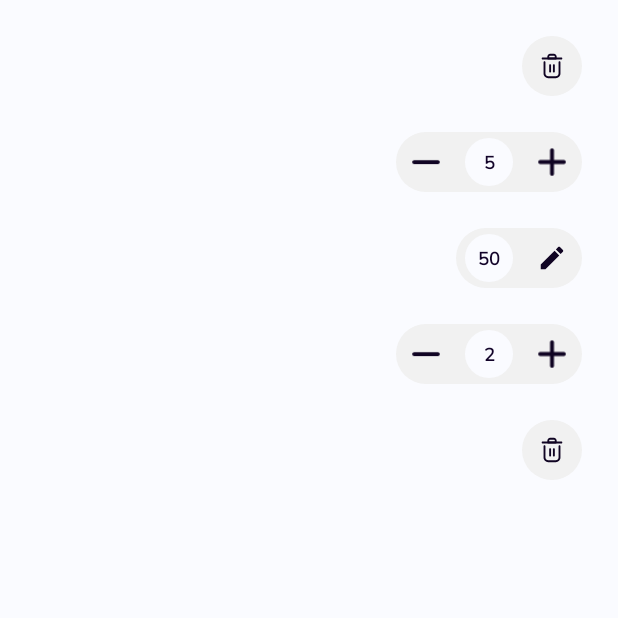
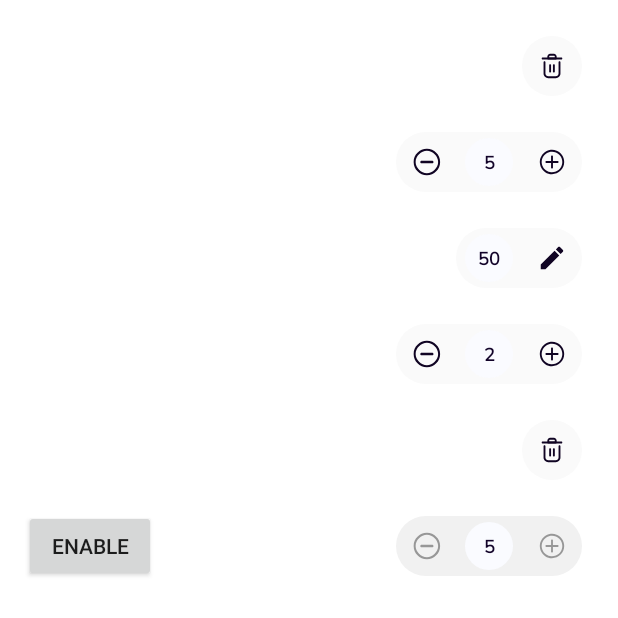
Before and after one commit to AfoxPlus/app-android-uikit, an Android app: the QuantityButtonActivity screen opened directly, with no data from a screen before it, on a phone screen of 412 x 824 dp, the top half of it. Run offline under Robolectric (Android 15) with nearby library versions, the phone set to English and light mode, and no system bars; our stand-ins replace Dagger/Hilt's generated code.

Commit message:
Add enable and disable to QuantityButton class

```diff
--- a/demo/src/main/java/com/afoxplus/uikit/demo/components/quantitybutton/QuantityButtonActivity.kt
+++ b/demo/src/main/java/com/afoxplus/uikit/demo/components/quantitybutton/QuantityButtonActivity.kt
@@ -45,8 +45,14 @@ class QuantityButtonActivity : AppCompatActivity() {
             println("Here on delete action listener")
         }
 
+        binding.quantityButtonEnableAction.setOnClickListener {
+            binding.quantityButtonEnableType.isEnable = !binding.quantityButtonEnableType.isEnable
+            binding.quantityButtonEnableAction.text = if (binding.quantityButtonEnableType.isEnable) "Disable" else "Enable"
+        }
+
         binding.quantityButtonDynamicQuantity.value = 2
 
         binding.quantityButtonDynamicType.buttonType = ButtonType.DELETE
+
     }
 }
--- a/demo/src/main/res/layout/activity_quantity_button.xml
+++ b/demo/src/main/res/layout/activity_quantity_button.xml
@@ -4,6 +4,7 @@
     xmlns:tools="http://schemas.android.com/tools"
     android:layout_width="match_parent"
     android:layout_height="match_parent"
+    android:background="@color/white"
     tools:context=".components.quantitybutton.QuantityButtonActivity">
 
     <com.afoxplus.uikit.customview.quantitybutton.QuantityButton
@@ -57,4 +58,25 @@
         app:layout_constraintEnd_toEndOf="parent"
         app:layout_constraintTop_toBottomOf="@id/quantityButtonDynamicQuantity"
         app:value="5" />
+
+    <com.afoxplus.uikit.customview.quantitybutton.QuantityButton
+        android:id="@+id/quantityButtonEnableType"
+        android:layout_width="wrap_content"
+        android:layout_height="wrap_content"
+        android:layout_marginTop="24dp"
+        android:layout_marginEnd="24dp"
+        app:isEnable="false"
+        app:layout_constraintEnd_toEndOf="parent"
+        app:layout_constraintTop_toBottomOf="@id/quantityButtonDynamicType"
+        app:value="5" />
+
+    <androidx.appcompat.widget.AppCompatButton
+        android:id="@+id/quantityButtonEnableAction"
+        android:layout_width="wrap_content"
+        android:layout_height="wrap_content"
+        android:layout_marginStart="@dimen/dp16"
+        android:text="Enable"
+        app:layout_constraintBottom_toBottomOf="@id/quantityButtonEnableType"
+        app:layout_constraintStart_toStartOf="parent"
+        app:layout_constraintTop_toTopOf="@id/quantityButtonEnableType" />
 </androidx.constraintlayout.widget.ConstraintLayout>
--- a/module/src/main/java/com/afoxplus/uikit/customview/quantitybutton/QuantityButton.kt
+++ b/module/src/main/java/com/afoxplus/uikit/customview/quantitybutton/QuantityButton.kt
@@ -37,6 +37,11 @@ class QuantityButton @JvmOverloads constructor(
     var onValueChangeListener: (Int) -> Unit = {}
     var onEditActionListener: () -> Unit = {}
     var onDeleteActionListener: () -> Unit = {}
+    var isEnable = true
+        set(value) {
+            field = value
+            configEnableButton()
+        }
 
     init {
         loadAttributes()
@@ -50,6 +55,7 @@ class QuantityButton @JvmOverloads constructor(
                 this.getInt(R.styleable.QuantityButton_buttonType, ButtonType.QUANTITY.code)
             )
             value = this.getInt(R.styleable.QuantityButton_value, 0)
+            isEnable = this.getBoolean(R.styleable.QuantityButton_isEnable, true)
         }.recycle()
     }
 
@@ -110,6 +116,23 @@ class QuantityButton @JvmOverloads constructor(
         binding.buttonActionLeft.visibility = View.GONE
     }
 
+    private fun configEnableButton() {
+        binding.buttonActionRight.apply {
+            isClickable = isEnable
+            isEnabled = isEnable
+        }
+
+        binding.buttonActionLeft.apply {
+            isClickable = isEnable
+            isEnabled = isEnable
+        }
+
+        binding.buttonActionContainer.apply {
+            isClickable = isEnable
+            isEnabled = isEnable
+        }
+    }
+
     private fun onLeftAction() {
         decreaseValue()
         displayValue()
--- /dev/null
+++ b/module/src/main/res/drawable/bg_button_action_enable.xml
@@ -0,0 +1,6 @@
+<?xml version="1.0" encoding="utf-8"?>
+<shape xmlns:android="http://schemas.android.com/apk/res/android"
+    android:shape="rectangle">
+    <corners android:radius="20dp" />
+    <solid android:color="#FAFAFA"/>
+</shape>
--- /dev/null
+++ b/module/src/main/res/drawable/bg_uikit_quantity_button.xml
@@ -0,0 +1,7 @@
+<?xml version="1.0" encoding="utf-8"?>
+<selector xmlns:android="http://schemas.android.com/apk/res/android">
+    <item android:drawable="@drawable/bg_button_action_enable" android:state_enabled="true" />
+    <item android:drawable="@drawable/bg_button_action_disable" android:state_enabled="false" />
+    <!-- default state-->
+    <item android:drawable="@drawable/bg_button_action_enable" />
+</selector>
--- a/module/src/main/res/drawable/ic_minus.xml
+++ b/module/src/main/res/drawable/ic_minus.xml
@@ -1,12 +1,7 @@
-<vector xmlns:android="http://schemas.android.com/apk/res/android"
-    android:width="19dp"
-    android:height="4dp"
-    android:viewportWidth="19"
-    android:viewportHeight="4">
-  <path
-      android:pathData="M2,2H17"
-      android:strokeWidth="2.5"
-      android:fillColor="#00000000"
-      android:strokeColor="#100423"
-      android:strokeLineCap="round"/>
-</vector>
+<?xml version="1.0" encoding="utf-8"?>
+<selector xmlns:android="http://schemas.android.com/apk/res/android">
+    <item android:drawable="@drawable/ic_minus_enable" android:state_enabled="true" />
+    <item android:drawable="@drawable/ic_minus_disable" android:state_enabled="false" />
+    <!-- default state-->
+    <item android:drawable="@drawable/ic_minus_enable" />
+</selector>
--- /dev/null
+++ b/module/src/main/res/drawable/ic_minus_disable.xml
@@ -0,0 +1,13 @@
+<vector xmlns:android="http://schemas.android.com/apk/res/android" xmlns:aapt="http://schemas.android.com/aapt"
+    android:viewportWidth="24"
+    android:viewportHeight="24"
+    android:width="24dp"
+    android:height="24dp">
+  <group>
+    <clip-path
+        android:pathData="M0 0H24V24H0V0Z" />
+    <path
+        android:pathData="M8.47062 10.9413C7.88584 10.9413 7.41179 11.4153 7.41179 12.0001C7.41179 12.5849 7.88584 13.0589 8.47062 13.0589H16.9412C17.526 13.0589 18 12.5849 18 12.0001C18 11.4153 17.526 10.9413 16.9412 10.9413H8.47062ZM12.7059 1.41187C6.85591 1.41187 2.11768 6.1501 2.11768 12.0001C2.11768 17.8501 6.85591 22.5883 12.7059 22.5883C18.5559 22.5883 23.2941 17.8501 23.2941 12.0001C23.2941 6.1501 18.5559 1.41187 12.7059 1.41187ZM12.7059 21.0001C8.0365 21.0001 3.70591 16.6695 3.70591 12.0001C3.70591 7.33069 8.0365 3.0001 12.7059 3.0001C17.3753 3.0001 21.7059 7.33069 21.7059 12.0001C21.7059 16.6695 17.3753 21.0001 12.7059 21.0001Z"
+        android:fillColor="#979797" />
+  </group>
+</vector>
--- /dev/null
+++ b/module/src/main/res/drawable/ic_minus_enable.xml
@@ -0,0 +1,13 @@
+<vector xmlns:android="http://schemas.android.com/apk/res/android" xmlns:aapt="http://schemas.android.com/aapt"
+    android:viewportWidth="24"
+    android:viewportHeight="24"
+    android:width="24dp"
+    android:height="24dp">
+  <group>
+    <clip-path
+        android:pathData="M0 0H24V24H0V0Z" />
+    <path
+        android:pathData="M8.47062 10.9413C7.88584 10.9413 7.41179 11.4153 7.41179 12.0001C7.41179 12.5849 7.88584 13.0589 8.47062 13.0589H16.9412C17.526 13.0589 18 12.5849 18 12.0001C18 11.4153 17.526 10.9413 16.9412 10.9413H8.47062ZM12.7059 1.41187C6.85591 1.41187 2.11768 6.1501 2.11768 12.0001C2.11768 17.8501 6.85591 22.5883 12.7059 22.5883C18.5559 22.5883 23.2941 17.8501 23.2941 12.0001C23.2941 6.1501 18.5559 1.41187 12.7059 1.41187ZM12.7059 21.0001C8.0365 21.0001 3.70591 16.6695 3.70591 12.0001C3.70591 7.33069 8.0365 3.0001 12.7059 3.0001C17.3753 3.0001 21.7059 7.33069 21.7059 12.0001C21.7059 16.6695 17.3753 21.0001 12.7059 21.0001Z"
+        android:fillColor="#100423" />
+  </group>
+</vector>
--- a/module/src/main/res/drawable/ic_plus.xml
+++ b/module/src/main/res/drawable/ic_plus.xml
@@ -1,12 +1,7 @@
-<vector xmlns:android="http://schemas.android.com/apk/res/android"
-    android:width="19dp"
-    android:height="19dp"
-    android:viewportWidth="19"
-    android:viewportHeight="19">
-  <path
-      android:pathData="M2,9.5H17M9.5,2L9.5,17"
-      android:strokeWidth="2.5"
-      android:fillColor="#00000000"
-      android:strokeColor="#100423"
-      android:strokeLineCap="round"/>
-</vector>
+<?xml version="1.0" encoding="utf-8"?>
+<selector xmlns:android="http://schemas.android.com/apk/res/android">
+    <item android:drawable="@drawable/ic_plus_enable" android:state_enabled="true" />
+    <item android:drawable="@drawable/ic_plus_disable" android:state_enabled="false" />
+    <!-- default state-->
+    <item android:drawable="@drawable/ic_plus_enable" />
+</selector>
--- /dev/null
+++ b/module/src/main/res/drawable/ic_plus_disable.xml
@@ -0,0 +1,19 @@
+<vector xmlns:android="http://schemas.android.com/apk/res/android" xmlns:aapt="http://schemas.android.com/aapt"
+    android:viewportWidth="24"
+    android:viewportHeight="24"
+    android:width="24dp"
+    android:height="24dp">
+  <group>
+    <clip-path
+        android:pathData="M0 0H24V24H0V0Z" />
+    <path
+        android:pathData="M12 21.75C10.0716 21.75 8.18657 21.1782 6.58319 20.1068C4.97982 19.0355 3.73013 17.5127 2.99218 15.7312C2.25422 13.9496 2.06114 11.9892 2.43735 10.0979C2.81355 8.20656 3.74215 6.46927 5.10571 5.10571C6.46927 3.74215 8.20656 2.81355 10.0979 2.43735C11.9892 2.06114 13.9496 2.25422 15.7312 2.99218C17.5127 3.73013 19.0355 4.97982 20.1068 6.58319C21.1782 8.18657 21.75 10.0716 21.75 12C21.75 14.5859 20.7228 17.0658 18.8943 18.8943C17.0658 20.7228 14.5859 21.75 12 21.75ZM12 3.75C10.3683 3.75 8.77326 4.23386 7.41655 5.14038C6.05984 6.0469 5.00242 7.33538 4.378 8.84287C3.75358 10.3504 3.5902 12.0092 3.90853 13.6095C4.22685 15.2098 5.01259 16.6799 6.16637 17.8336C7.32016 18.9874 8.79017 19.7732 10.3905 20.0915C11.9909 20.4098 13.6497 20.2464 15.1571 19.622C16.6646 18.9976 17.9531 17.9402 18.8596 16.5835C19.7661 15.2268 20.25 13.6317 20.25 12C20.25 9.81197 19.3808 7.71355 17.8336 6.16637C16.2865 4.6192 14.188 3.75 12 3.75Z"
+        android:fillColor="#979797" />
+    <path
+        android:pathData="M12 17.25C11.8011 17.25 11.6103 17.171 11.4697 17.0303C11.329 16.8897 11.25 16.6989 11.25 16.5V7.5C11.25 7.30109 11.329 7.11032 11.4697 6.96967C11.6103 6.82902 11.8011 6.75 12 6.75C12.1989 6.75 12.3897 6.82902 12.5303 6.96967C12.671 7.11032 12.75 7.30109 12.75 7.5V16.5C12.75 16.6989 12.671 16.8897 12.5303 17.0303C12.3897 17.171 12.1989 17.25 12 17.25Z"
+        android:fillColor="#979797" />
+    <path
+        android:pathData="M16.5 12.75H7.5C7.30109 12.75 7.11032 12.671 6.96967 12.5303C6.82902 12.3897 6.75 12.1989 6.75 12C6.75 11.8011 6.82902 11.6103 6.96967 11.4697C7.11032 11.329 7.30109 11.25 7.5 11.25H16.5C16.6989 11.25 16.8897 11.329 17.0303 11.4697C17.171 11.6103 17.25 11.8011 17.25 12C17.25 12.1989 17.171 12.3897 17.0303 12.5303C16.8897 12.671 16.6989 12.75 16.5 12.75Z"
+        android:fillColor="#979797" />
+  </group>
+</vector>
--- /dev/null
+++ b/module/src/main/res/drawable/ic_plus_enable.xml
@@ -0,0 +1,19 @@
+<vector xmlns:android="http://schemas.android.com/apk/res/android" xmlns:aapt="http://schemas.android.com/aapt"
+    android:viewportWidth="24"
+    android:viewportHeight="24"
+    android:width="24dp"
+    android:height="24dp">
+  <group>
+    <clip-path
+        android:pathData="M0 0H24V24H0V0Z" />
+    <path
+        android:pathData="M12 21.75C10.0716 21.75 8.18657 21.1782 6.58319 20.1068C4.97982 19.0355 3.73013 17.5127 2.99218 15.7312C2.25422 13.9496 2.06114 11.9892 2.43735 10.0979C2.81355 8.20656 3.74215 6.46927 5.10571 5.10571C6.46927 3.74215 8.20656 2.81355 10.0979 2.43735C11.9892 2.06114 13.9496 2.25422 15.7312 2.99218C17.5127 3.73013 19.0355 4.97982 20.1068 6.58319C21.1782 8.18657 21.75 10.0716 21.75 12C21.75 14.5859 20.7228 17.0658 18.8943 18.8943C17.0658 20.7228 14.5859 21.75 12 21.75ZM12 3.75C10.3683 3.75 8.77326 4.23386 7.41655 5.14038C6.05984 6.0469 5.00242 7.33538 4.378 8.84287C3.75358 10.3504 3.5902 12.0092 3.90853 13.6095C4.22685 15.2098 5.01259 16.6799 6.16637 17.8336C7.32016 18.9874 8.79017 19.7732 10.3905 20.0915C11.9909 20.4098 13.6497 20.2464 15.1571 19.622C16.6646 18.9976 17.9531 17.9402 18.8596 16.5835C19.7661 15.2268 20.25 13.6317 20.25 12C20.25 9.81197 19.3808 7.71355 17.8336 6.16637C16.2865 4.6192 14.188 3.75 12 3.75Z"
+        android:fillColor="#100423" />
+    <path
+        android:pathData="M12 17.25C11.8011 17.25 11.6103 17.171 11.4697 17.0303C11.329 16.8897 11.25 16.6989 11.25 16.5V7.5C11.25 7.30109 11.329 7.11032 11.4697 6.96967C11.6103 6.82902 11.8011 6.75 12 6.75C12.1989 6.75 12.3897 6.82902 12.5303 6.96967C12.671 7.11032 12.75 7.30109 12.75 7.5V16.5C12.75 16.6989 12.671 16.8897 12.5303 17.0303C12.3897 17.171 12.1989 17.25 12 17.25Z"
+        android:fillColor="#100423" />
+    <path
+        android:pathData="M16.5 12.75H7.5C7.30109 12.75 7.11032 12.671 6.96967 12.5303C6.82902 12.3897 6.75 12.1989 6.75 12C6.75 11.8011 6.82902 11.6103 6.96967 11.4697C7.11032 11.329 7.30109 11.25 7.5 11.25H16.5C16.6989 11.25 16.8897 11.329 17.0303 11.4697C17.171 11.6103 17.25 11.8011 17.25 12C17.25 12.1989 17.171 12.3897 17.0303 12.5303C16.8897 12.671 16.6989 12.75 16.5 12.75Z"
+        android:fillColor="#100423" />
+  </group>
+</vector>
--- a/module/src/main/res/layout/custom_view_button_quantity.xml
+++ b/module/src/main/res/layout/custom_view_button_quantity.xml
@@ -4,7 +4,8 @@
     xmlns:tools="http://schemas.android.com/tools"
     android:layout_width="wrap_content"
     android:layout_height="wrap_content"
-    android:background="@drawable/bg_button_action">
+    android:id="@+id/buttonActionContainer"
+    android:background="@drawable/bg_uikit_quantity_button">
 
     <androidx.appcompat.widget.AppCompatImageButton
         android:id="@+id/buttonActionLeft"
--- a/module/src/main/res/values/attrs_buttons.xml
+++ b/module/src/main/res/values/attrs_buttons.xml
@@ -8,6 +8,7 @@
         </attr>
         <attr name="defaultIcon" format="reference" />
         <attr name="value" format="integer" />
+        <attr name="isEnable" format="boolean" />
     </declare-styleable>
     <declare-styleable name="OrderTypeStatus">
         <attr name="orderType" format="enum">
```
Also changed, not shown: module/src/main/res/drawable/bg_button_action_disable.xml (renamed from module/src/main/res/drawable/bg_button_action.xml).
